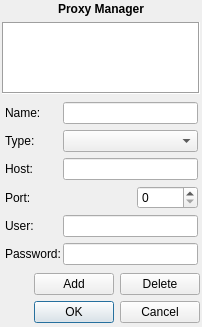
This is src/plugins/connectionmanager/editproxydialog2.ui in xnamed/vacuum-im as Qt 5 draws it before an edit. The edited form follows.
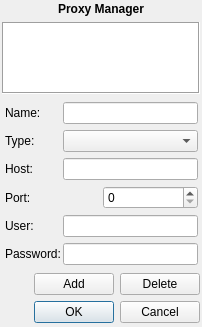
This is the edited form.

Patch:
```diff
--- a/src/plugins/connectionmanager/editproxydialog2.ui
+++ b/src/plugins/connectionmanager/editproxydialog2.ui
@@ -201,6 +201,9 @@
           <property name="orientation">
            <enum>Qt::Horizontal</enum>
           </property>
+          <property name="sizeType">
+           <enum>QSizePolicy::Preferred</enum>
+          </property>
           <property name="sizeHint" stdset="0">
            <size>
             <width>40</width>
@@ -212,7 +215,7 @@
         <item>
          <widget class="QSpinBox" name="spbPort">
           <property name="sizePolicy">
-           <sizepolicy hsizetype="Preferred" vsizetype="Fixed">
+           <sizepolicy hsizetype="Expanding" vsizetype="Fixed">
             <horstretch>0</horstretch>
             <verstretch>0</verstretch>
            </sizepolicy>
```
Left out of the diff: 2 changed lines with no effect on the pictures.
